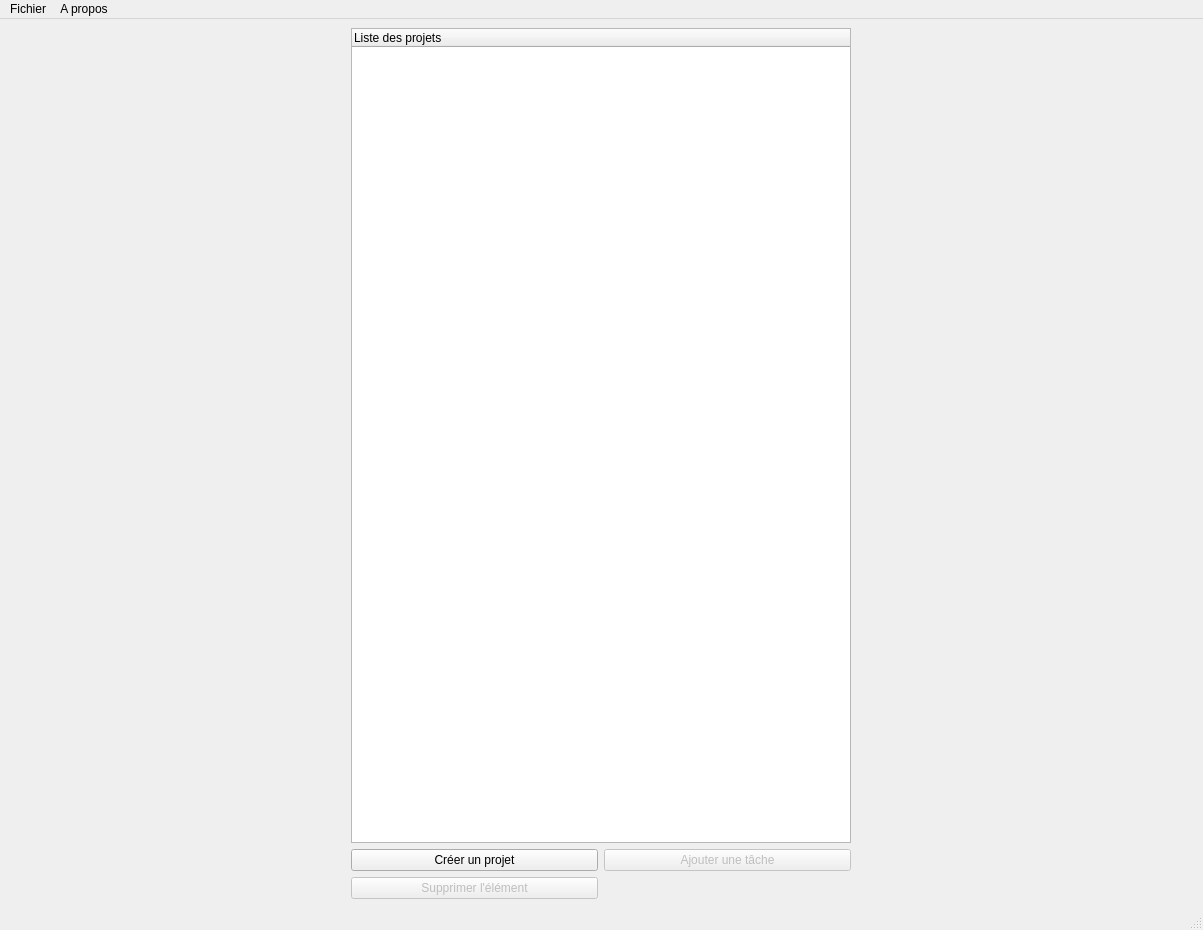
Qt form Code source/ProjectCalendar/projectcalendar.ui (SteveLagache/LO21-ProjectCalendarV2) before a commit.
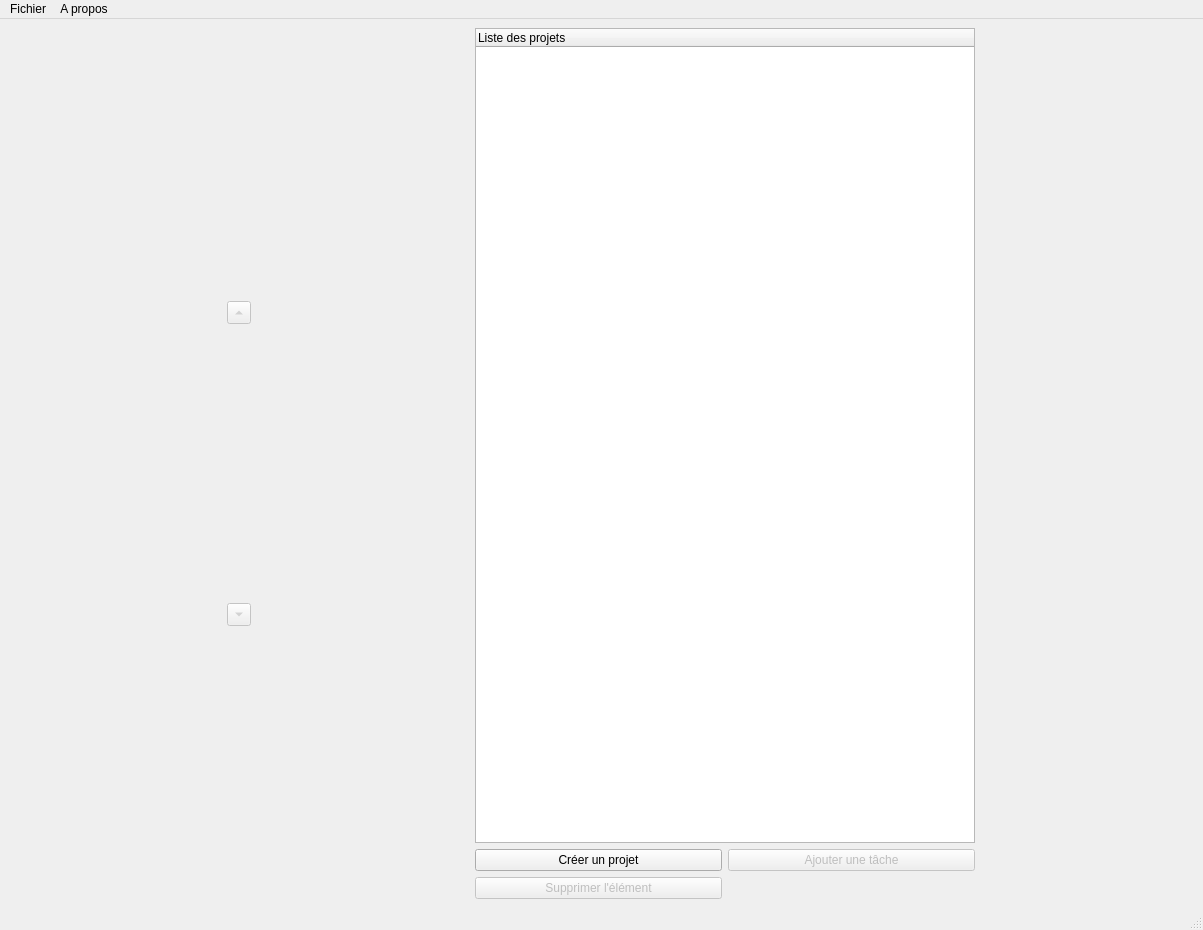
The same form after that commit.

Patch:
```diff
--- a/Code source/ProjectCalendar/projectcalendar.ui
+++ b/Code source/ProjectCalendar/projectcalendar.ui
@@ -15,6 +15,36 @@
   </property>
   <widget class="QWidget" name="centralwidget">
    <layout class="QHBoxLayout" name="horizontalLayout">
+    <item>
+     <layout class="QVBoxLayout" name="verticalLayout_2">
+      <item>
+       <widget class="QToolButton" name="monter">
+        <property name="enabled">
+         <bool>false</bool>
+        </property>
+        <property name="text">
+         <string>monter</string>
+        </property>
+        <property name="arrowType">
+         <enum>Qt::UpArrow</enum>
+        </property>
+       </widget>
+      </item>
+      <item>
+       <widget class="QToolButton" name="descendre">
+        <property name="enabled">
+         <bool>false</bool>
+        </property>
+        <property name="text">
+         <string>...</string>
+        </property>
+        <property name="arrowType">
+         <enum>Qt::DownArrow</enum>
+        </property>
+       </widget>
+      </item>
+     </layout>
+    </item>
     <item>
      <layout class="QVBoxLayout" name="verticalLayout">
       <item>
```
